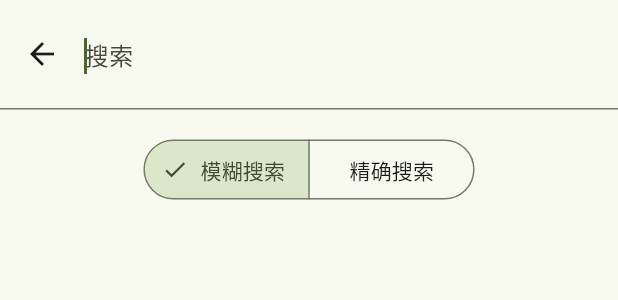
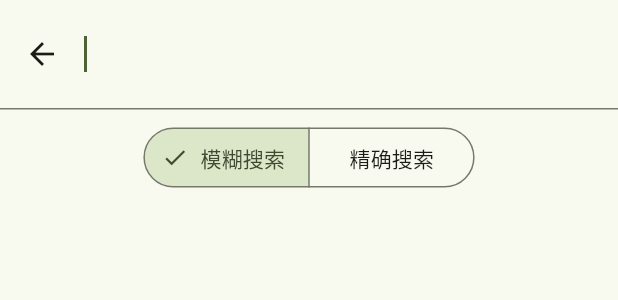
Before and after one commit to zmhawk/acim-helper, a Flutter app: the SearchPage widget shown alone on an empty page, opened directly, after a tap on "搜索", on a phone screen of 412 x 824 dp. Shown: the top 300 px of the screen. Run offline on Flutter 3.47's test engine with Material 2 defaults, Android fonts, the phone set to English and light mode, and no system bars; our stand-ins replace flutter_hooks.

Commit message:
refactor: 搜索视图

```diff
--- a/lib/pages/search/search.dart
+++ b/lib/pages/search/search.dart
@@ -23,20 +23,57 @@ class _SearchPageState extends State<SearchPage> {
     List<DataItem> dataList = context.watch<DataModel>().data;
 
     return Consumer<DataModel>(builder: (context, data, child) {
-      return SearchAnchor.bar(
+      return SearchAnchor(
         searchController: controller,
         isFullScreen: true,
-        viewBackgroundColor: theme.colorScheme.surface,
-        barHintText: '搜索',
-        barLeading: IconButton(
+        builder: (context, controller) {
+          return SearchBar(
+            hintText: '搜索',
+            onTap: () {
+              controller.openView();
+            },
+            leading: IconButton(
               onPressed: () {
                 scaffold.openDrawer();
               },
               icon: const Icon(Icons.menu),
             ),
-        barTrailing: const [
+            trailing: const [
               ShareMenu(),
             ],
+          );
+        },
+        viewBuilder: (suggestions) {
+          // print('tab: $tab');
+
+          return Padding(
+            padding: const EdgeInsets.only(left: 16, right: 16),
+            child: Column(children: [
+              SizedBox(
+                child: Padding(
+                  padding: const EdgeInsets.only(top: 8, bottom: 8),
+                  child: SegmentedButton(
+                    segments: const [
+                      ButtonSegment(value: 'fuzzy', label: Text('模糊搜索')),
+                      ButtonSegment(value: 'exact', label: Text('精确搜索')),
+                    ],
+                    selected: {tab},
+                    onSelectionChanged: (p0) {
+                      setState(() {
+                        tab = p0.first;
+                      });
+                    },
+                  ),
+                ),
+              ),
+              Expanded(
+                  child: ListView(
+                children: suggestions.toList(),
+              )),
+            ]),
+          );
+        },
+        viewBackgroundColor: theme.colorScheme.surface,
         suggestionsBuilder:
             (BuildContext context, SearchController controller) {
           print('keyword: ${controller.text}');
@@ -50,33 +87,15 @@ class _SearchPageState extends State<SearchPage> {
                 keyword: controller.text, length: 200, page: 1, data: dataList);
           }
           print(result.data.length);
-          return [
-            Padding(
-                padding: const EdgeInsets.all(16),
-                child: Column(children: [
-                  Padding(
-                    padding: const EdgeInsets.only(bottom: 8),
-                    child: SegmentedButton(
-                      segments: const [
-                        ButtonSegment(value: 'fuzzy', label: Text('模糊搜索')),
-                        ButtonSegment(value: 'exact', label: Text('精确搜索')),
-                      ],
-                      selected: {tab},
-                      onSelectionChanged: (p0) => setState(() {
-                        tab = p0.first;
-                      }),
-                    ),
-                  ),
-                  ...result.data.map((item) {
+
+          return result.data.map((item) {
             return Card(
                 color: theme.colorScheme.surface,
                 child: Padding(
                   padding: const EdgeInsets.all(16),
                   child: Text(item.text),
                 ));
-                  }),
-                ])),
-          ].toList();
+          });
         },
       );
     });
```
Lines whose indentation alone changed are shown as unchanged.
